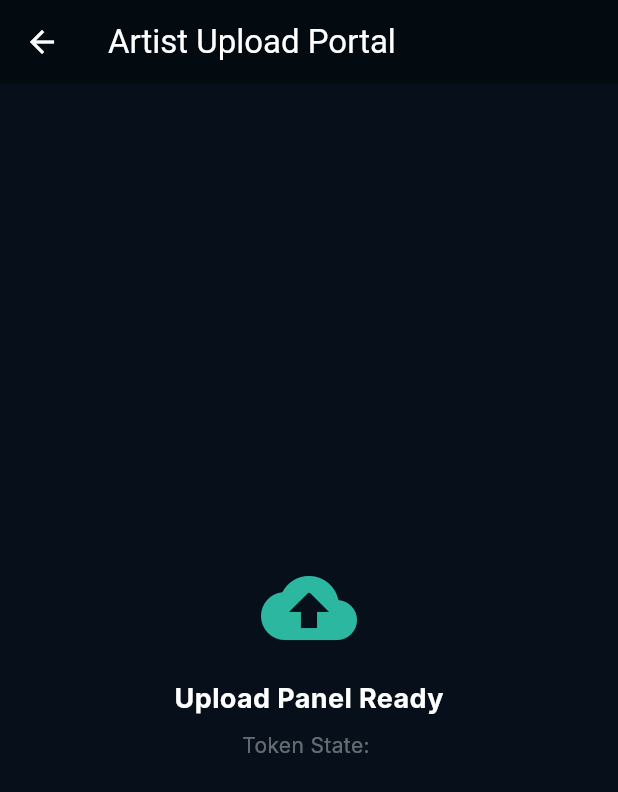
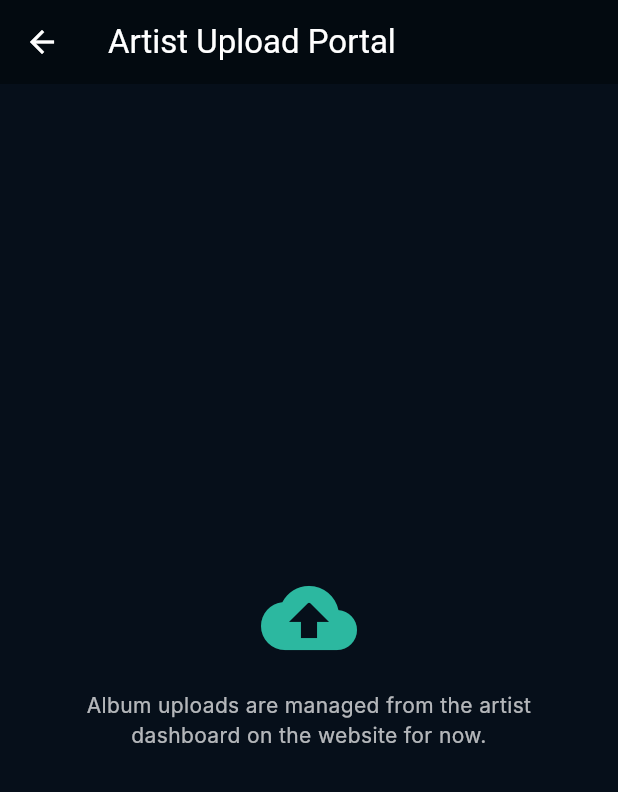
Before and after one commit to garethlaurencine54-dotcom/Seychelles_sound, a Flutter app: the UploadScreen screen opened directly, on a phone screen of 412 x 824 dp. Shown: the top 792 px of the screen. Run offline on Flutter 3.47's test engine with Material 3 defaults, Android fonts, the phone set to English and light mode, and no system bars; our stand-ins replace flutter_secure_storage, just_audio; accounts and stored records are empty; Roboto replaces fonts that are missing (Fraunces, Inter).

Commit message:
Update upload_screen.dart

```diff
--- a/lib/screens/upload_screen.dart
+++ b/lib/screens/upload_screen.dart
@@ -1,10 +1,7 @@
 import 'package:flutter/material.dart';
 
 class UploadScreen extends StatelessWidget {
-  final String firebaseIdToken;
-
-  // No 'required' keyword, defaults to an empty string if not passed!
-  const UploadScreen({super.key, this.firebaseIdToken = ""});
+  const UploadScreen({super.key});
 
   @override
   Widget build(BuildContext context) {
@@ -13,16 +10,19 @@ class UploadScreen extends StatelessWidget {
         title: const Text('Artist Upload Portal', style: TextStyle(fontFamily: 'Fraunces')),
         backgroundColor: const Color(0xFF030A10),
       ),
-      body: Center(
-        child: Column(
-          mainAxisAlignment: MainAxisAlignment.center,
-          children: [
-            const Icon(Icons.cloud_upload_rounded, size: 64, color: Color(0xFF2CB8A0)),
-            const SizedBox(height: 16),
-            const Text('Upload Panel Ready', style: TextStyle(fontSize: 18, fontWeight: FontWeight.bold)),
-            const SizedBox(height: 8),
-            Text('Token State: $firebaseIdToken', style: const TextStyle(color: Colors.white38)),
-          ],
+      body: const Center(
+        child: Padding(
+          padding: EdgeInsets.all(24.0),
+          child: Column(
+            mainAxisAlignment: MainAxisAlignment.center,
+            children: [
+              Icon(Icons.cloud_upload_rounded, size: 64, color: Color(0xFF2CB8A0)),
+              SizedBox(height: 16),
+              Text('Album uploads are managed from the artist dashboard on the website for now.',
+                  textAlign: TextAlign.center,
+                  style: TextStyle(color: Colors.white70)),
+            ],
+          ),
         ),
       ),
     );
```
